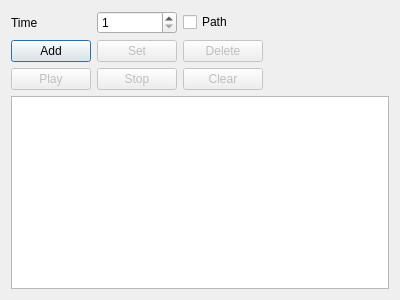
Old version of the form src/ui/camerawidget.ui in the repository glararan/QEditor.
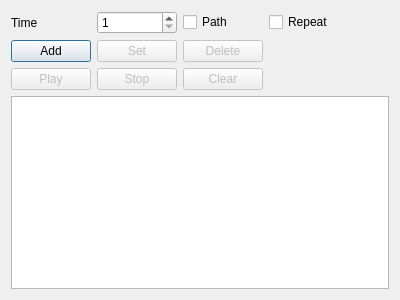
New version of the form.

Diff of the .ui file:
```diff
--- a/src/ui/camerawidget.ui
+++ b/src/ui/camerawidget.ui
@@ -136,6 +136,13 @@
        </property>
       </widget>
      </item>
+     <item row="1" column="3">
+      <widget class="QCheckBox" name="repeatPlayBox">
+       <property name="text">
+        <string>Repeat</string>
+       </property>
+      </widget>
+     </item>
     </layout>
    </item>
   </layout>
```
